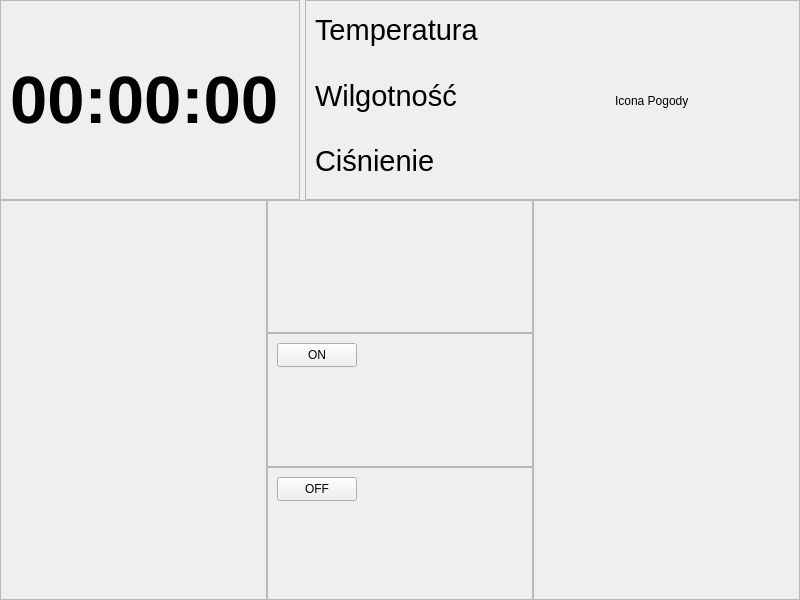
This is mainwindow.ui in NiMiTZ-code/SmartHomePanel as Qt 5 draws it before an edit. The edited form follows.
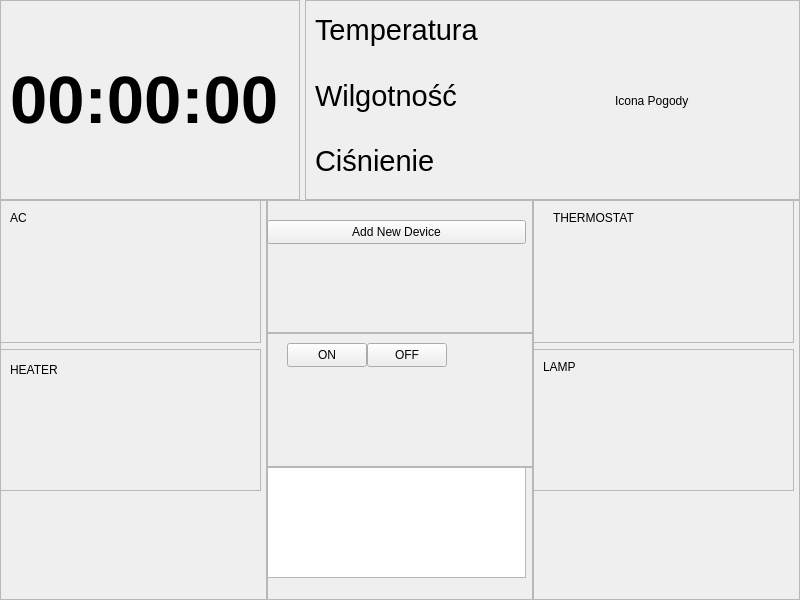
This is the edited form.

Commit message: New functionality - adding devices in GUI

```diff
--- a/mainwindow.ui
+++ b/mainwindow.ui
@@ -190,6 +190,64 @@
           <property name="frameShadow">
            <enum>QFrame::Shadow::Raised</enum>
           </property>
+          <widget class="QWidget" name="verticalLayoutWidget">
+           <property name="geometry">
+            <rect>
+             <x>0</x>
+             <y>0</y>
+             <width>261</width>
+             <height>291</height>
+            </rect>
+           </property>
+           <layout class="QVBoxLayout" name="verticalLayout_6">
+            <item>
+             <widget class="QFrame" name="frame_2">
+              <property name="frameShape">
+               <enum>QFrame::Shape::StyledPanel</enum>
+              </property>
+              <property name="frameShadow">
+               <enum>QFrame::Shadow::Raised</enum>
+              </property>
+              <widget class="QLabel" name="label_2">
+               <property name="geometry">
+                <rect>
+                 <x>10</x>
+                 <y>10</y>
+                 <width>49</width>
+                 <height>16</height>
+                </rect>
+               </property>
+               <property name="text">
+                <string>AC</string>
+               </property>
+              </widget>
+             </widget>
+            </item>
+            <item>
+             <widget class="QFrame" name="frame">
+              <property name="frameShape">
+               <enum>QFrame::Shape::StyledPanel</enum>
+              </property>
+              <property name="frameShadow">
+               <enum>QFrame::Shadow::Raised</enum>
+              </property>
+              <widget class="QLabel" name="label">
+               <property name="geometry">
+                <rect>
+                 <x>10</x>
+                 <y>10</y>
+                 <width>241</width>
+                 <height>21</height>
+                </rect>
+               </property>
+               <property name="text">
+                <string>HEATER</string>
+               </property>
+              </widget>
+             </widget>
+            </item>
+           </layout>
+          </widget>
          </widget>
         </item>
         <item>
@@ -202,6 +260,19 @@
             <property name="frameShadow">
              <enum>QFrame::Shadow::Raised</enum>
             </property>
+            <widget class="QPushButton" name="addDeviceButton">
+             <property name="geometry">
+              <rect>
+               <x>0</x>
+               <y>20</y>
+               <width>259</width>
+               <height>24</height>
+              </rect>
+             </property>
+             <property name="text">
+              <string>Add New Device</string>
+             </property>
+            </widget>
            </widget>
           </item>
           <item>
@@ -212,39 +283,10 @@
             <property name="frameShadow">
              <enum>QFrame::Shadow::Raised</enum>
             </property>
-            <widget class="QPushButton" name="lightsOnButton">
-             <property name="geometry">
-              <rect>
-               <x>10</x>
-               <y>10</y>
-               <width>80</width>
-               <height>24</height>
-              </rect>
-             </property>
-             <property name="sizePolicy">
-              <sizepolicy hsizetype="Expanding" vsizetype="Expanding">
-               <horstretch>0</horstretch>
-               <verstretch>0</verstretch>
-              </sizepolicy>
-             </property>
-             <property name="text">
-              <string>ON</string>
-             </property>
-            </widget>
-           </widget>
-          </item>
-          <item>
-           <widget class="QFrame" name="frame_6">
-            <property name="frameShape">
-             <enum>QFrame::Shape::StyledPanel</enum>
-            </property>
-            <property name="frameShadow">
-             <enum>QFrame::Shadow::Raised</enum>
-            </property>
             <widget class="QPushButton" name="lightsOffButton">
              <property name="geometry">
               <rect>
-               <x>10</x>
+               <x>100</x>
                <y>10</y>
                <width>80</width>
                <height>24</height>
@@ -263,6 +305,45 @@
               <bool>false</bool>
              </property>
             </widget>
+            <widget class="QPushButton" name="lightsOnButton">
+             <property name="geometry">
+              <rect>
+               <x>20</x>
+               <y>10</y>
+               <width>80</width>
+               <height>24</height>
+              </rect>
+             </property>
+             <property name="sizePolicy">
+              <sizepolicy hsizetype="Expanding" vsizetype="Expanding">
+               <horstretch>0</horstretch>
+               <verstretch>0</verstretch>
+              </sizepolicy>
+             </property>
+             <property name="text">
+              <string>ON</string>
+             </property>
+            </widget>
+           </widget>
+          </item>
+          <item>
+           <widget class="QFrame" name="frame_6">
+            <property name="frameShape">
+             <enum>QFrame::Shape::StyledPanel</enum>
+            </property>
+            <property name="frameShadow">
+             <enum>QFrame::Shadow::Raised</enum>
+            </property>
+            <widget class="QListWidget" name="devicesListWidget">
+             <property name="geometry">
+              <rect>
+               <x>0</x>
+               <y>0</y>
+               <width>259</width>
+               <height>111</height>
+              </rect>
+             </property>
+            </widget>
            </widget>
           </item>
          </layout>
@@ -275,6 +356,64 @@
           <property name="frameShadow">
            <enum>QFrame::Shadow::Raised</enum>
           </property>
+          <widget class="QWidget" name="verticalLayoutWidget_2">
+           <property name="geometry">
+            <rect>
+             <x>0</x>
+             <y>0</y>
+             <width>261</width>
+             <height>291</height>
+            </rect>
+           </property>
+           <layout class="QVBoxLayout" name="verticalLayout_7">
+            <item>
+             <widget class="QFrame" name="frame_8">
+              <property name="frameShape">
+               <enum>QFrame::Shape::StyledPanel</enum>
+              </property>
+              <property name="frameShadow">
+               <enum>QFrame::Shadow::Raised</enum>
+              </property>
+              <widget class="QLabel" name="label_3">
+               <property name="geometry">
+                <rect>
+                 <x>20</x>
+                 <y>10</y>
+                 <width>91</width>
+                 <height>16</height>
+                </rect>
+               </property>
+               <property name="text">
+                <string>THERMOSTAT</string>
+               </property>
+              </widget>
+             </widget>
+            </item>
+            <item>
+             <widget class="QFrame" name="frame_9">
+              <property name="frameShape">
+               <enum>QFrame::Shape::StyledPanel</enum>
+              </property>
+              <property name="frameShadow">
+               <enum>QFrame::Shadow::Raised</enum>
+              </property>
+              <widget class="QLabel" name="label_4">
+               <property name="geometry">
+                <rect>
+                 <x>10</x>
+                 <y>10</y>
+                 <width>111</width>
+                 <height>16</height>
+                </rect>
+               </property>
+               <property name="text">
+                <string>LAMP</string>
+               </property>
+              </widget>
+             </widget>
+            </item>
+           </layout>
+          </widget>
          </widget>
         </item>
        </layout>
```
Left out of the diff: 2 changed lines with no effect on the pictures. The commit also changes 11 other files.
